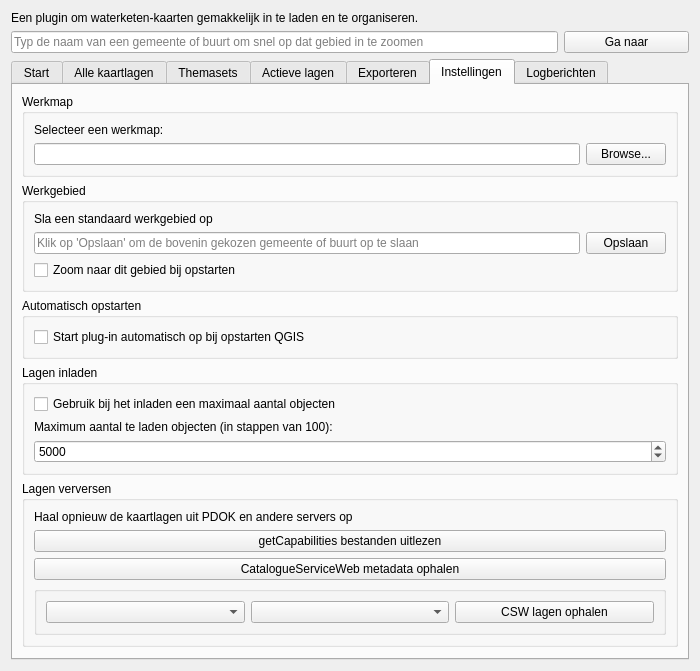
The window that gui/nad_maps_dockwidget.ui (NAD-Dataplatform/NADmaps) describes before a commit, drawn with Qt 5.
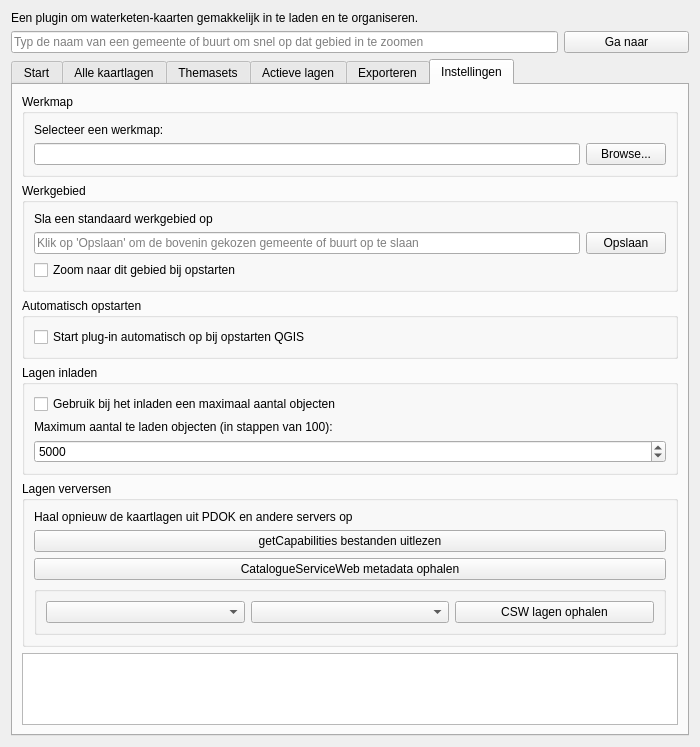
The same window after the commit. The open tabs and pages were chosen to show the change.

```diff
--- a/gui/nad_maps_dockwidget.ui
+++ b/gui/nad_maps_dockwidget.ui
@@ -7,7 +7,7 @@
     <x>0</x>
     <y>0</y>
     <width>700</width>
-    <height>624</height>
+    <height>689</height>
    </rect>
   </property>
   <property name="sizePolicy">
@@ -1270,43 +1270,20 @@
         </widget>
        </item>
        <item>
-        <spacer name="verticalSpacer">
-         <property name="orientation">
-          <enum>Qt::Vertical</enum>
-         </property>
-         <property name="sizeHint" stdset="0">
-          <size>
-           <width>20</width>
-           <height>40</height>
-          </size>
-         </property>
-        </spacer>
-       </item>
-      </layout>
-     </widget>
-     <widget class="QWidget" name="log_tab">
-      <attribute name="title">
-       <string>Logberichten</string>
-      </attribute>
-      <layout class="QGridLayout" name="gridLayoutTabLog">
-       <item row="0" column="0">
         <widget class="QTableView" name="logView"/>
        </item>
-       <item row="1" column="0">
-        <widget class="QWidget" name="testWidget" native="true">
-         <property name="sizePolicy">
-          <sizepolicy hsizetype="Minimum" vsizetype="Preferred">
-           <horstretch>0</horstretch>
-           <verstretch>0</verstretch>
-          </sizepolicy>
+       <item>
+        <spacer name="verticalSpacerSettings">
+         <property name="orientation">
+          <enum>Qt::Vertical</enum>
          </property>
-         <property name="minimumSize">
+         <property name="sizeHint" stdset="0">
           <size>
-           <width>0</width>
-           <height>50</height>
+           <width>20</width>
+           <height>40</height>
           </size>
          </property>
-        </widget>
+        </spacer>
        </item>
       </layout>
      </widget>
```
